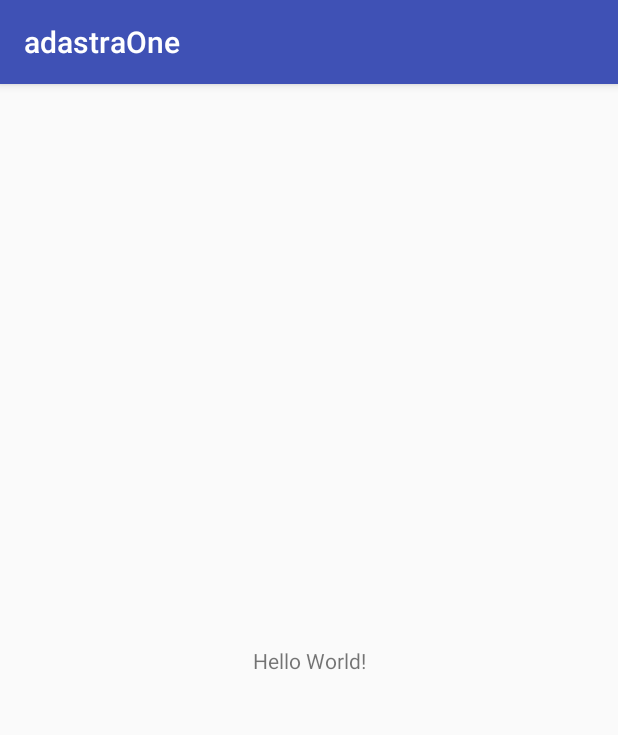
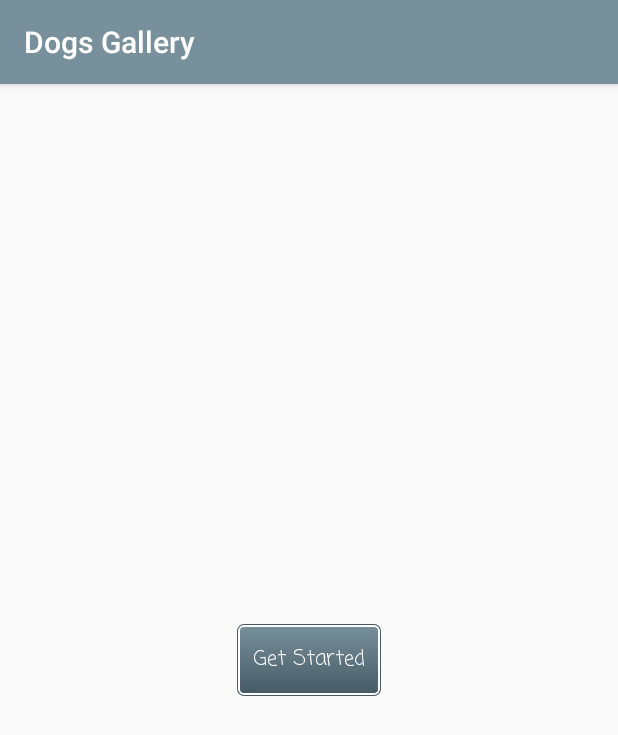
Before and after one commit to Svilcata/adastraOne, an Android app: the screen it shows after launch (MainActivity), on a phone screen of 412 x 824 dp. Shown: the top 735 px of the screen. Run offline under Robolectric (Android 15) with nearby library versions, the phone set to English and light mode, and no system bars.

Commit message:
updated gradle with libs, updated android manifest, added custom button background,updated colors.xml and strings.xml ,added dog icons, updated activity_main.xml and created dog_list_row.xml

```diff
--- a/app/src/main/AndroidManifest.xml
+++ b/app/src/main/AndroidManifest.xml
@@ -1,6 +1,8 @@
 <?xml version="1.0" encoding="utf-8"?>
 <manifest xmlns:android="http://schemas.android.com/apk/res/android"
     package="svilcata.adastraone">
+
+    <uses-permission android:name="android.permission.INTERNET" />
 
     <application
         android:allowBackup="true"
--- /dev/null
+++ b/app/src/main/res/drawable/btn_background.xml
@@ -0,0 +1,5 @@
+<?xml version="1.0" encoding="utf-8"?>
+<selector xmlns:android="http://schemas.android.com/apk/res/android">
+    <item android:drawable="@drawable/layer_two" android:state_pressed="true" />
+    <item android:drawable="@drawable/layer_one" />
+</selector>
--- /dev/null
+++ b/app/src/main/res/drawable/layer_one.xml
@@ -0,0 +1,33 @@
+<?xml version="1.0" encoding="utf-8"?>
+<layer-list xmlns:android="http://schemas.android.com/apk/res/android">
+    <item>
+        <shape android:shape="rectangle">
+            <padding
+                android:bottom="1dp"
+                android:left="1dp"
+                android:right="1dp"
+                android:top="1dp" />
+            <corners android:radius="4dp" />
+            <stroke
+                android:width="1dp"
+                android:color="@color/button_bottom" />
+        </shape>
+    </item>
+    <item>
+        <shape android:shape="rectangle">
+            <gradient
+                android:angle="270"
+                android:endColor="@color/button_bottom"
+                android:startColor="@color/button_top" />
+            <stroke
+                android:width="1dp"
+                android:color="@android:color/white" />
+            <corners android:radius="3dp" />
+            <padding
+                android:bottom="10dp"
+                android:left="10dp"
+                android:right="10dp"
+                android:top="10dp" />
+        </shape>
+    </item>
+</layer-list>
--- /dev/null
+++ b/app/src/main/res/drawable/layer_two.xml
@@ -0,0 +1,33 @@
+<?xml version="1.0" encoding="utf-8"?>
+<layer-list xmlns:android="http://schemas.android.com/apk/res/android">
+    <item>
+        <shape android:shape="rectangle">
+            <padding
+                android:bottom="1dp"
+                android:left="1dp"
+                android:right="1dp"
+                android:top="1dp" />
+            <corners android:radius="4dp" />
+            <stroke
+                android:width="1dp"
+                android:color="@color/button_bottom" />
+        </shape>
+    </item>
+    <item>
+        <shape android:shape="rectangle">
+            <gradient
+                android:angle="270"
+                android:endColor="@color/button_top"
+                android:startColor="@color/button_bottom" />
+            <stroke
+                android:width="1dp"
+                android:color="@android:color/white" />
+            <corners android:radius="3dp" />
+            <padding
+                android:bottom="10dp"
+                android:left="10dp"
+                android:right="10dp"
+                android:top="10dp" />
+        </shape>
+    </item>
+</layer-list>
--- a/app/src/main/res/layout/activity_main.xml
+++ b/app/src/main/res/layout/activity_main.xml
@@ -1,18 +1,40 @@
 <?xml version="1.0" encoding="utf-8"?>
-<android.support.constraint.ConstraintLayout xmlns:android="http://schemas.android.com/apk/res/android"
+<RelativeLayout xmlns:android="http://schemas.android.com/apk/res/android"
     xmlns:app="http://schemas.android.com/apk/res-auto"
     xmlns:tools="http://schemas.android.com/tools"
     android:layout_width="match_parent"
     android:layout_height="match_parent"
     tools:context="svilcata.adastraone.MainActivity">
 
-    <TextView
+    <Button
+        android:id="@+id/retrieveList_button"
         android:layout_width="wrap_content"
         android:layout_height="wrap_content"
-        android:text="Hello World!"
-        app:layout_constraintBottom_toBottomOf="parent"
-        app:layout_constraintLeft_toLeftOf="parent"
-        app:layout_constraintRight_toRightOf="parent"
-        app:layout_constraintTop_toTopOf="parent" />
+        android:layout_centerHorizontal="true"
+        android:layout_centerVertical="true"
+        android:background="@drawable/btn_background"
+        android:fontFamily="casual"
+        android:text="@string/get_started"
+        android:textAllCaps="false"
+        android:textColor="@android:color/white" />
 
-</android.support.constraint.ConstraintLayout>
+    <android.support.v7.widget.RecyclerView
+        android:id="@+id/item_list"
+        android:layout_width="match_parent"
+        android:layout_height="match_parent"
+        android:layout_marginLeft="8dp"
+        android:layout_marginRight="8dp"
+        android:layout_marginTop="5dp"
+        app:layoutManager="LinearLayoutManager"
+        tools:listitem="@layout/dog_list_row" />
+
+    <ProgressBar
+        android:id="@+id/indeterminateBar"
+        android:layout_width="wrap_content"
+        android:layout_height="wrap_content"
+        android:layout_centerHorizontal="true"
+        android:layout_centerVertical="true"
+        android:indeterminate="true"
+        android:visibility="invisible" />
+
+</RelativeLayout>
--- a/app/src/main/res/values/colors.xml
+++ b/app/src/main/res/values/colors.xml
@@ -1,6 +1,8 @@
 <?xml version="1.0" encoding="utf-8"?>
 <resources>
-    <color name="colorPrimary">#3F51B5</color>
-    <color name="colorPrimaryDark">#303F9F</color>
+    <color name="colorPrimary">#78909c</color>
+    <color name="colorPrimaryDark">#455a64</color>
     <color name="colorAccent">#FF4081</color>
+    <color name="button_bottom">#455a64</color>
+    <color name="button_top">#78909c</color>
 </resources>
--- a/app/src/main/res/values/strings.xml
+++ b/app/src/main/res/values/strings.xml
@@ -1,3 +1,4 @@
 <resources>
-    <string name="app_name">adastraOne</string>
+    <string name="app_name">Dogs Gallery</string>
+    <string name="get_started">Get Started</string>
 </resources>
--- a/build.gradle
+++ b/build.gradle
@@ -4,6 +4,7 @@ buildscript {
 
     repositories {
         google()
+        mavenCentral()
         jcenter()
     }
     dependencies {
```
Also changed, not shown: app/build.gradle (+13 -2 lines), app/src/main/res/layout/dog_list_row.xml (added, +43 -0 lines), app/src/main/res/drawable-hdpi/ic_icons8_dog.png (added), app/src/main/res/drawable-mdpi/ic_icons8_dog.png (added), app/src/main/res/drawable-xhdpi/ic_icons8_dog.png (added), app/src/main/res/drawable-xxhdpi/ic_icons8_dog.png (added).
